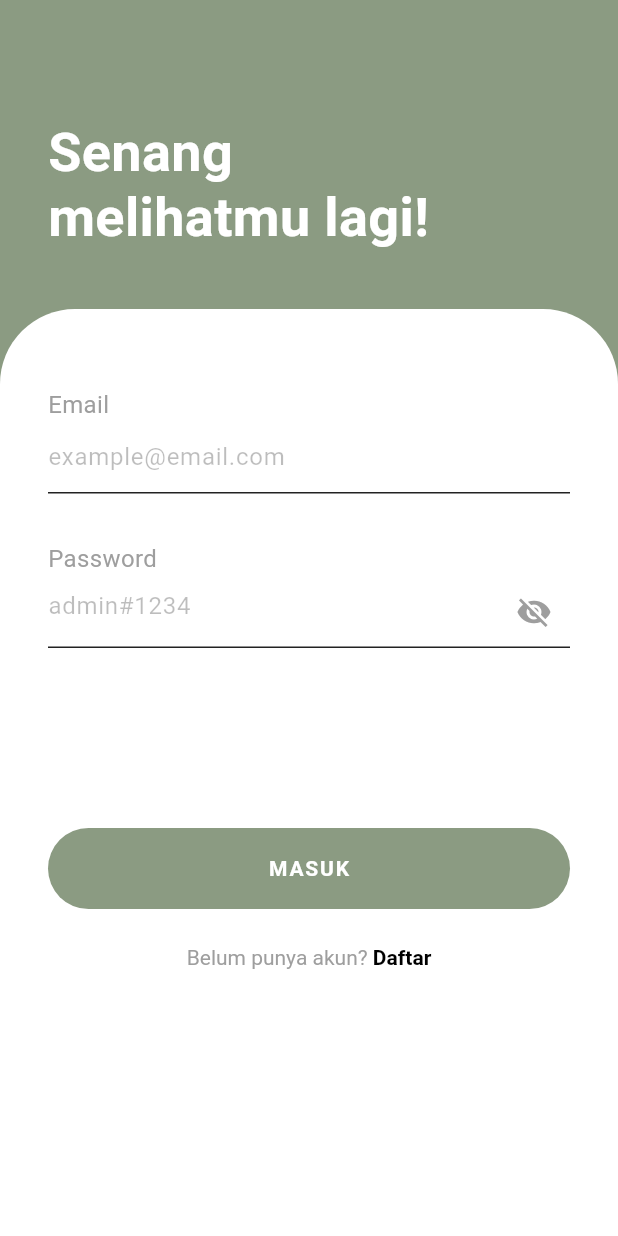
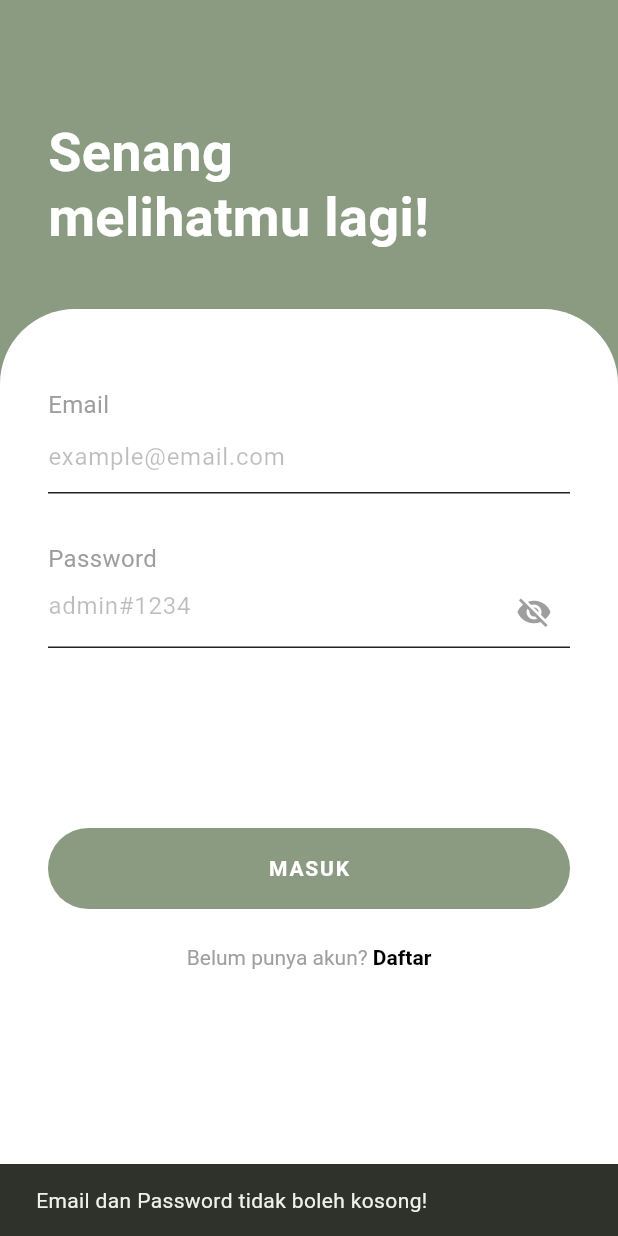
Before and after one commit to javierrayhan/nutri-go, a Flutter app: the LoginScreen screen opened by its route, after a tap on "MASUK", on a phone screen of 412 x 824 dp. Run offline on Flutter 3.47's test engine with Material 3 defaults, Android fonts, the phone set to English and light mode, and no system bars; our stand-ins replace shared_preferences; accounts and stored records are empty.

Commit message:
logic-login_register

```diff
--- a/NutrienGO/nutriengo/lib/login.dart
+++ b/NutrienGO/nutriengo/lib/login.dart
@@ -1,4 +1,5 @@
 import 'package:flutter/material.dart';
+import 'services/auth_service.dart';
 
 class LoginScreen extends StatefulWidget {
   const LoginScreen({super.key});
@@ -13,6 +14,7 @@ class _LoginScreenState extends State<LoginScreen> {
 
   // State buat ngatur visibility password
   bool _isPasswordHidden = true;
+  bool _isLoading = false;
 
   @override
   Widget build(BuildContext context) {
@@ -109,7 +111,67 @@ class _LoginScreenState extends State<LoginScreen> {
                       width: double.infinity,
                       height: 54,
                       child: ElevatedButton(
-                        onPressed: () {},
+                        // Jika _isLoading true, matikan tombol (null). Jika false, jalankan fungsi async
+                        onPressed: _isLoading
+                            ? null
+                            : () async {
+                                String email = _emailController.text.trim();
+                                String password = _passwordController.text;
+
+                                // Validasi sederhana: Jangan tembak API kalau form kosong
+                                if (email.isEmpty || password.isEmpty) {
+                                  ScaffoldMessenger.of(context).showSnackBar(
+                                    const SnackBar(
+                                      content: Text(
+                                        'Email dan Password tidak boleh kosong!',
+                                      ),
+                                    ),
+                                  );
+                                  return;
+                                }
+
+                                // Nyalakan animasi loading
+                                setState(() {
+                                  _isLoading = true;
+                                });
+
+                                // Panggil jembatan API
+                                AuthService authService = AuthService();
+                                bool isSuccess = await authService.login(
+                                  email,
+                                  password,
+                                );
+
+                                // Matikan animasi loading
+                                setState(() {
+                                  _isLoading = false;
+                                });
+
+                                // Evaluasi hasil dari server
+                                if (isSuccess) {
+                                  ScaffoldMessenger.of(context).showSnackBar(
+                                    const SnackBar(
+                                      content: Text('Login Berhasil!'),
+                                      backgroundColor: Colors.green,
+                                    ),
+                                  );
+                                  // Arahkan ke halaman selanjutnya
+                                  // Pastikan rute ini (misal '/home') sudah didaftarkan Jev di main.dart
+                                  Navigator.pushReplacementNamed(
+                                    context,
+                                    '/home',
+                                  );
+                                } else {
+                                  ScaffoldMessenger.of(context).showSnackBar(
+                                    const SnackBar(
+                                      content: Text(
+                                        'Login Gagal. Cek email dan password Anda.',
+                                      ),
+                                      backgroundColor: Colors.red,
+                                    ),
+                                  );
+                                }
+                              },
                         style: ElevatedButton.styleFrom(
                           backgroundColor: const Color(0xFF8B9B82),
                           foregroundColor: Colors.white,
@@ -118,7 +180,17 @@ class _LoginScreenState extends State<LoginScreen> {
                           ),
                           elevation: 0,
                         ),
-                        child: const Text(
+                        // Ubah teks menjadi ikon muter-muter kalau lagi loading
+                        child: _isLoading
+                            ? const SizedBox(
+                                width: 24,
+                                height: 24,
+                                child: CircularProgressIndicator(
+                                  color: Colors.white,
+                                  strokeWidth: 3,
+                                ),
+                              )
+                            : const Text(
                                 'MASUK',
                                 style: TextStyle(
                                   fontWeight: FontWeight.bold,
--- a/NutrienGO/nutriengo/pubspec.yaml
+++ b/NutrienGO/nutriengo/pubspec.yaml
@@ -34,6 +34,8 @@ dependencies:
   # The following adds the Cupertino Icons font to your application.
   # Use with the CupertinoIcons class for iOS style icons.
   cupertino_icons: ^1.0.8
+  http: ^1.6.0
+  shared_preferences: ^2.5.5
 
 dev_dependencies:
   flutter_test:
```
Also changed, not shown: NutrienGO/nutriengo/lib/services/auth_service.dart (added, +61 -0 lines), NutrienGO/nutriengo/lib/signup.dart (+55 -10 lines). Lines whose indentation alone changed are shown as unchanged.
